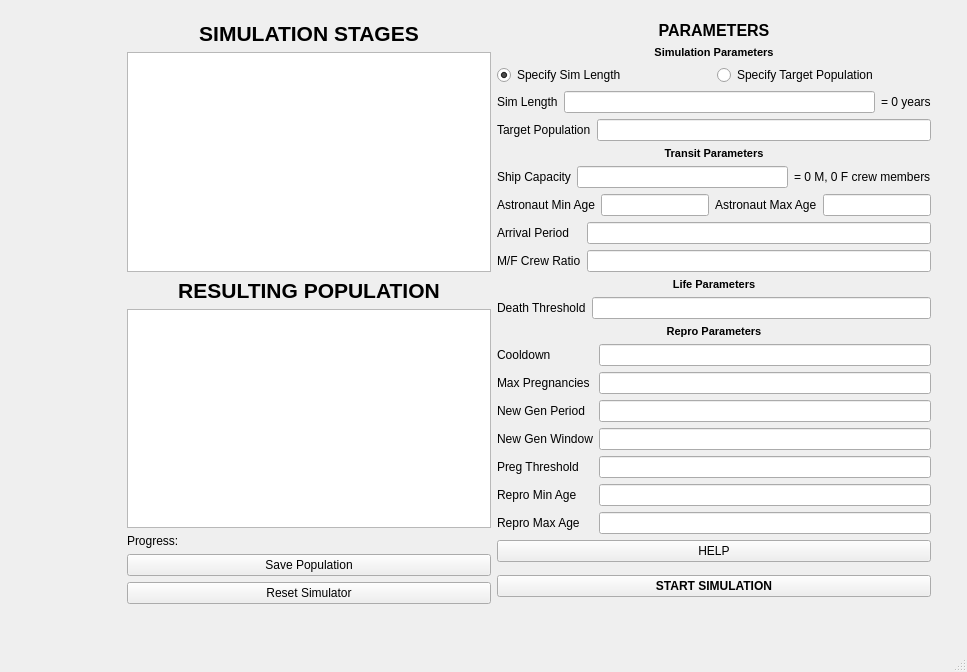
Qt form colonysim.ui (matejpoliacek/mars_colonist_simulator) before a commit.
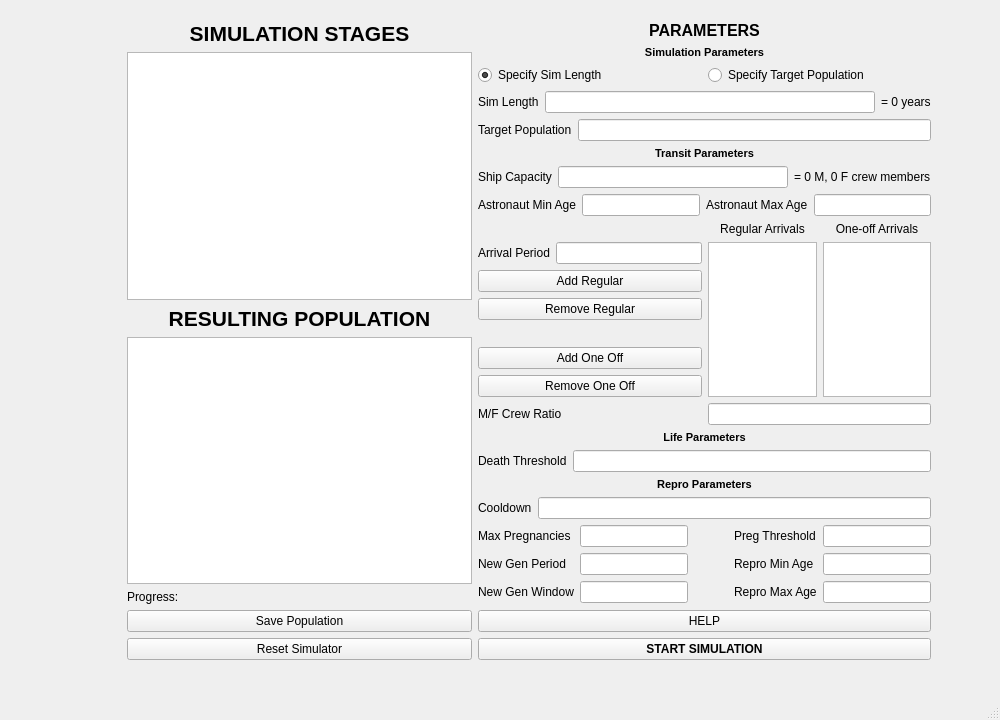
The same form after that commit.

Commit message: update GUI and replace death prob with exponential

Diff of the .ui file:
```diff
--- a/colonysim.ui
+++ b/colonysim.ui
@@ -6,13 +6,13 @@
    <rect>
     <x>0</x>
     <y>0</y>
-    <width>967</width>
-    <height>672</height>
+    <width>1000</width>
+    <height>720</height>
    </rect>
   </property>
   <property name="maximumSize">
    <size>
-    <width>1200</width>
+    <width>1000</width>
     <height>720</height>
    </size>
   </property>
@@ -26,10 +26,13 @@
       <x>10</x>
       <y>10</y>
       <width>932</width>
-      <height>605</height>
+      <height>681</height>
      </rect>
     </property>
-    <layout class="QHBoxLayout" name="horizontalLayout_3">
+    <layout class="QHBoxLayout" name="horizontalLayout_3" stretch="0,0,0,0">
+     <property name="sizeConstraint">
+      <enum>QLayout::SetDefaultConstraint</enum>
+     </property>
      <item>
       <widget class="QLabel" name="result_label">
        <property name="enabled">
@@ -125,6 +128,22 @@
          </property>
         </widget>
        </item>
+       <item>
+        <spacer name="verticalSpacer_5">
+         <property name="orientation">
+          <enum>Qt::Vertical</enum>
+         </property>
+         <property name="sizeType">
+          <enum>QSizePolicy::Fixed</enum>
+         </property>
+         <property name="sizeHint" stdset="0">
+          <size>
+           <width>20</width>
+           <height>20</height>
+          </size>
+         </property>
+        </spacer>
+       </item>
       </layout>
      </item>
      <item>
@@ -132,80 +151,83 @@
      </item>
      <item>
       <layout class="QGridLayout" name="gridLayout">
-       <item row="14" column="0">
-        <layout class="QFormLayout" name="formLayout_2">
+       <item row="11" column="0">
+        <widget class="QLabel" name="labelLifeHeader">
+         <property name="font">
+          <font>
+           <pointsize>8</pointsize>
+           <weight>75</weight>
+           <bold>true</bold>
+          </font>
+         </property>
+         <property name="text">
+          <string>Life Parameters</string>
+         </property>
+         <property name="alignment">
+          <set>Qt::AlignCenter</set>
+         </property>
+        </widget>
+       </item>
+       <item row="0" column="0">
+        <widget class="QLabel" name="labelParam">
+         <property name="font">
+          <font>
+           <pointsize>12</pointsize>
+           <weight>75</weight>
+           <bold>true</bold>
+          </font>
+         </property>
+         <property name="text">
+          <string>PARAMETERS</string>
+         </property>
+         <property name="alignment">
+          <set>Qt::AlignCenter</set>
+         </property>
+        </widget>
+       </item>
+       <item row="12" column="0">
+        <layout class="QFormLayout" name="formLayout_5">
          <item row="0" column="0">
-          <widget class="QLabel" name="labelCooldown">
+          <widget class="QLabel" name="labelDeathThresh">
            <property name="text">
-            <string>Cooldown</string>
+            <string>Death Threshold</string>
            </property>
           </widget>
          </item>
          <item row="0" column="1">
-          <widget class="QLineEdit" name="lineEdit_cooldown"/>
-         </item>
-         <item row="1" column="0">
-          <widget class="QLabel" name="labelMaxPreg">
-           <property name="text">
-            <string>Max Pregnancies</string>
-           </property>
-          </widget>
-         </item>
-         <item row="1" column="1">
-          <widget class="QLineEdit" name="lineEdit_maxPreg"/>
-         </item>
-         <item row="2" column="0">
-          <widget class="QLabel" name="labelNewGenPeriod">
-           <property name="text">
-            <string>New Gen Period</string>
-           </property>
-          </widget>
-         </item>
-         <item row="2" column="1">
-          <widget class="QLineEdit" name="lineEdit_newGenPeriod"/>
-         </item>
-         <item row="3" column="0">
-          <widget class="QLabel" name="labelNewGenWindow">
-           <property name="text">
-            <string>New Gen Window</string>
-           </property>
-          </widget>
-         </item>
-         <item row="3" column="1">
-          <widget class="QLineEdit" name="lineEdit_newGenWindow"/>
-         </item>
-         <item row="4" column="0">
-          <widget class="QLabel" name="labelPregThresh">
-           <property name="text">
-            <string>Preg Threshold</string>
-           </property>
-          </widget>
-         </item>
-         <item row="4" column="1">
-          <widget class="QLineEdit" name="lineEdit_pregThresh"/>
-         </item>
-         <item row="5" column="0">
-          <widget class="QLabel" name="labelReproMinAge">
-           <property name="text">
-            <string>Repro Min Age</string>
-           </property>
-          </widget>
-         </item>
-         <item row="5" column="1">
-          <widget class="QLineEdit" name="lineEdit_reproMinAge"/>
-         </item>
-         <item row="6" column="0">
-          <widget class="QLabel" name="labelReproMaxAge">
-           <property name="text">
-            <string>Repro Max Age</string>
-           </property>
-          </widget>
-         </item>
-         <item row="6" column="1">
-          <widget class="QLineEdit" name="lineEdit_reproMaxAge"/>
+          <widget class="QLineEdit" name="lineEdit_deathThresh"/>
          </item>
         </layout>
        </item>
+       <item row="48" column="0">
+        <widget class="QPushButton" name="pushButtonStart">
+         <property name="font">
+          <font>
+           <weight>75</weight>
+           <bold>true</bold>
+          </font>
+         </property>
+         <property name="text">
+          <string>START SIMULATION</string>
+         </property>
+        </widget>
+       </item>
+       <item row="50" column="0">
+        <spacer name="verticalSpacer">
+         <property name="orientation">
+          <enum>Qt::Vertical</enum>
+         </property>
+         <property name="sizeType">
+          <enum>QSizePolicy::Fixed</enum>
+         </property>
+         <property name="sizeHint" stdset="0">
+          <size>
+           <width>20</width>
+           <height>20</height>
+          </size>
+         </property>
+        </spacer>
+       </item>
        <item row="5" column="0">
         <layout class="QHBoxLayout" name="horizontalLayout_5">
          <item>
@@ -220,23 +242,6 @@
          </item>
         </layout>
        </item>
-       <item row="13" column="0">
-        <widget class="QLabel" name="labelRepro">
-         <property name="font">
-          <font>
-           <pointsize>8</pointsize>
-           <weight>75</weight>
-           <bold>true</bold>
-          </font>
-         </property>
-         <property name="text">
-          <string>Repro Parameters</string>
-         </property>
-         <property name="alignment">
-          <set>Qt::AlignCenter</set>
-         </property>
-        </widget>
-       </item>
        <item row="9" column="0">
         <layout class="QHBoxLayout" name="horizontalLayout_6">
          <item>
@@ -265,30 +270,44 @@
          </item>
         </layout>
        </item>
-       <item row="10" column="0">
-        <layout class="QFormLayout" name="formLayout">
-         <item row="2" column="0">
-          <widget class="QLabel" name="labelCrewRatio">
+       <item row="4" column="0">
+        <layout class="QHBoxLayout" name="horizontalLayout">
+         <item>
+          <widget class="QLabel" name="labelSimLength">
            <property name="text">
-            <string>M/F Crew Ratio</string>
+            <string>Sim Length</string>
            </property>
           </widget>
          </item>
-         <item row="1" column="0">
-          <widget class="QLabel" name="labelArrival">
+         <item>
+          <widget class="QLineEdit" name="lineEdit_simLength"/>
+         </item>
+         <item>
+          <widget class="QLabel" name="label_simYears">
            <property name="text">
-            <string>Arrival Period</string>
+            <string>= 0 years</string>
            </property>
           </widget>
          </item>
-         <item row="1" column="1">
-          <widget class="QLineEdit" name="lineEdit_arrival"/>
-         </item>
-         <item row="2" column="1">
-          <widget class="QLineEdit" name="lineEdit_crewRatio"/>
-         </item>
         </layout>
        </item>
+       <item row="6" column="0">
+        <widget class="QLabel" name="labelTransitHeader">
+         <property name="font">
+          <font>
+           <pointsize>8</pointsize>
+           <weight>75</weight>
+           <bold>true</bold>
+          </font>
+         </property>
+         <property name="text">
+          <string>Transit Parameters</string>
+         </property>
+         <property name="alignment">
+          <set>Qt::AlignCenter</set>
+         </property>
+        </widget>
+       </item>
        <item row="8" column="0">
         <layout class="QVBoxLayout" name="verticalLayout_2">
          <item>
@@ -314,77 +333,224 @@
          </item>
         </layout>
        </item>
-       <item row="11" column="0">
-        <widget class="QLabel" name="labelLifeHeader">
-         <property name="font">
-          <font>
-           <pointsize>8</pointsize>
-           <weight>75</weight>
-           <bold>true</bold>
-          </font>
-         </property>
-         <property name="text">
-          <string>Life Parameters</string>
-         </property>
-         <property name="alignment">
-          <set>Qt::AlignCenter</set>
-         </property>
-        </widget>
+       <item row="10" column="0">
+        <layout class="QGridLayout" name="gridLayout_2">
+         <item row="1" column="1">
+          <layout class="QVBoxLayout" name="verticalLayout_6">
+           <item>
+            <spacer name="verticalSpacer_4">
+             <property name="orientation">
+              <enum>Qt::Vertical</enum>
+             </property>
+             <property name="sizeHint" stdset="0">
+              <size>
+               <width>20</width>
+               <height>40</height>
+              </size>
+             </property>
+            </spacer>
+           </item>
+           <item>
+            <layout class="QHBoxLayout" name="horizontalLayout_8">
+             <item>
+              <widget class="QLabel" name="labelArrival">
+               <property name="text">
+                <string>Arrival Period</string>
+               </property>
+              </widget>
+             </item>
+             <item>
+              <widget class="QLineEdit" name="lineEdit_arrival"/>
+             </item>
+            </layout>
+           </item>
+           <item>
+            <widget class="QPushButton" name="pushButtonAddArrivalRegular">
+             <property name="text">
+              <string>Add Regular</string>
+             </property>
+            </widget>
+           </item>
+           <item>
+            <widget class="QPushButton" name="pushButtonRemoveArrivalRegular">
+             <property name="text">
+              <string>Remove Regular</string>
+             </property>
+            </widget>
+           </item>
+           <item>
+            <spacer name="verticalSpacer_2">
+             <property name="orientation">
+              <enum>Qt::Vertical</enum>
+             </property>
+             <property name="sizeHint" stdset="0">
+              <size>
+               <width>20</width>
+               <height>40</height>
+              </size>
+             </property>
+            </spacer>
+           </item>
+           <item>
+            <widget class="QPushButton" name="pushButtonAddArrivalOneOff">
+             <property name="text">
+              <string>Add One Off</string>
+             </property>
+            </widget>
+           </item>
+           <item>
+            <widget class="QPushButton" name="pushButtonRemoveArrivalOneOff">
+             <property name="text">
+              <string>Remove One Off</string>
+             </property>
+            </widget>
+           </item>
+          </layout>
+         </item>
+         <item row="1" column="2">
+          <layout class="QGridLayout" name="gridLayout_3">
+           <property name="sizeConstraint">
+            <enum>QLayout::SetDefaultConstraint</enum>
+           </property>
+           <item row="1" column="1">
+            <widget class="QListWidget" name="list_arrivals_oneOff">
+             <property name="enabled">
+              <bool>true</bool>
+             </property>
+             <property name="sizeAdjustPolicy">
+              <enum>QAbstractScrollArea::AdjustToContents</enum>
+             </property>
+            </widget>
+           </item>
+           <item row="0" column="1">
+            <widget class="QLabel" name="label_4">
+             <property name="text">
+              <string>One-off Arrivals</string>
+             </property>
+             <property name="alignment">
+              <set>Qt::AlignCenter</set>
+             </property>
+            </widget>
+           </item>
+           <item row="1" column="0">
+            <widget class="QListWidget" name="list_arrivals_regular">
+             <property name="sizeAdjustPolicy">
+              <enum>QAbstractScrollArea::AdjustToContents</enum>
+             </property>
+            </widget>
+           </item>
+           <item row="0" column="0">
+            <widget class="QLabel" name="label_3">
+             <property name="text">
+              <string>Regular Arrivals</string>
+             </property>
+             <property name="alignment">
+              <set>Qt::AlignCenter</set>
+             </property>
+            </widget>
+           </item>
+          </layout>
+         </item>
+         <item row="5" column="1">
+          <widget class="QLabel" name="labelCrewRatio">
+           <property name="text">
+            <string>M/F Crew Ratio</string>
+           </property>
+          </widget>
+         </item>
+         <item row="5" column="2">
+          <widget class="QLineEdit" name="lineEdit_crewRatio"/>
+         </item>
+        </layout>
        </item>
-       <item row="0" column="0">
-        <widget class="QLabel" name="labelParam">
-         <property name="font">
-          <font>
-           <pointsize>12</pointsize>
-           <weight>75</weight>
-           <bold>true</bold>
-          </font>
-         </property>
-         <property name="text">
-          <string>PARAMETERS</string>
-         </property>
-         <property name="alignment">
-          <set>Qt::AlignCenter</set>
-         </property>
-        </widget>
+       <item row="15" column="0">
+        <layout class="QGridLayout" name="gridLayout_5">
+         <item row="1" column="1">
+          <widget class="QLineEdit" name="lineEdit_maxPreg"/>
+         </item>
+         <item row="2" column="1">
+          <widget class="QLineEdit" name="lineEdit_newGenPeriod"/>
+         </item>
+         <item row="2" column="2">
+          <spacer name="horizontalSpacer">
+           <property name="orientation">
+            <enum>Qt::Horizontal</enum>
+           </property>
+           <property name="sizeHint" stdset="0">
+            <size>
+             <width>40</width>
+             <height>20</height>
+            </size>
+           </property>
+          </spacer>
+         </item>
+         <item row="3" column="0">
+          <widget class="QLabel" name="labelNewGenWindow">
+           <property name="text">
+            <string>New Gen Window</string>
+           </property>
+          </widget>
+         </item>
+         <item row="2" column="0">
+          <widget class="QLabel" name="labelNewGenPeriod">
+           <property name="text">
+            <string>New Gen Period</string>
+           </property>
+          </widget>
+         </item>
+         <item row="3" column="1">
+          <widget class="QLineEdit" name="lineEdit_newGenWindow"/>
+         </item>
+         <item row="1" column="3">
+          <widget class="QLabel" name="labelPregThresh">
+           <property name="text">
+            <string>Preg Threshold</string>
+           </property>
+          </widget>
+         </item>
+         <item row="1" column="0">
+          <widget class="QLabel" name="labelMaxPreg">
+           <property name="text">
+            <string>Max Pregnancies</string>
+           </property>
+          </widget>
+         </item>
+         <item row="1" column="4">
+          <widget class="QLineEdit" name="lineEdit_pregThresh"/>
+         </item>
+         <item row="2" column="3">
+          <widget class="QLabel" name="labelReproMinAge">
+           <property name="text">
+            <string>Repro Min Age</string>
+           </property>
+          </widget>
+         </item>
+         <item row="2" column="4">
+          <widget class="QLineEdit" name="lineEdit_reproMinAge"/>
+         </item>
+         <item row="3" column="3">
+          <widget class="QLabel" name="labelReproMaxAge">
+           <property name="text">
+            <string>Repro Max Age</string>
+           </property>
+          </widget>
+         </item>
+         <item row="3" column="4">
+          <widget class="QLineEdit" name="lineEdit_reproMaxAge"/>
+         </item>
+        </layout>
        </item>
-       <item row="46" column="0">
-        <widget class="QPushButton" name="pushButtonStart">
+       <item row="13" column="0">
+        <widget class="QLabel" name="labelRepro">
          <property name="font">
           <font>
-           <weight>75</weight>
-           <bold>true</bold>
-          </font>
-         </property>
-         <property name="text">
-          <string>START SIMULATION</string>
-         </property>
-        </widget>
-       </item>
-       <item row="45" column="0">
-        <spacer name="verticalSpacer_3">
-         <property name="orientation">
-          <enum>Qt::Vertical</enum>
-         </property>
-         <property name="sizeHint" stdset="0">
-          <size>
-           <width>20</width>
-           <height>40</height>
-          </size>
-         </property>
-        </spacer>
-       </item>
-       <item row="1" column="0">
-        <widget class="QLabel" name="labelSimHeader">
-         <property name="font">
-          <font>
            <pointsize>8</pointsize>
            <weight>75</weight>
            <bold>true</bold>
           </font>
          </property>
          <property name="text">
-          <string>Simulation Parameters</string>
+          <string>Repro Parameters</string>
          </property>
          <property name="alignment">
           <set>Qt::AlignCenter</set>
@@ -415,29 +581,39 @@
          </item>
         </layout>
        </item>
-       <item row="4" column="0">
-        <layout class="QHBoxLayout" name="horizontalLayout">
-         <item>
-          <widget class="QLabel" name="labelSimLength">
+       <item row="14" column="0">
+        <layout class="QFormLayout" name="formLayout_3">
+         <item row="0" column="0">
+          <widget class="QLabel" name="labelCooldown">
            <property name="text">
-            <string>Sim Length</string>
+            <string>Cooldown</string>
            </property>
           </widget>
          </item>
-         <item>
-          <widget class="QLineEdit" name="lineEdit_simLength"/>
-         </item>
-         <item>
-          <widget class="QLabel" name="label_simYears">
-           <property name="text">
-            <string>= 0 years</string>
-           </property>
-          </widget>
+         <item row="0" column="1">
+          <widget class="QLineEdit" name="lineEdit_cooldown"/>
          </item>
         </layout>
        </item>
-       <item row="48" column="0">
-        <spacer name="verticalSpacer">
+       <item row="1" column="0">
+        <widget class="QLabel" name="labelSimHeader">
+         <property name="font">
+          <font>
+           <pointsize>8</pointsize>
+           <weight>75</weight>
+           <bold>true</bold>
+          </font>
+         </property>
+         <property name="text">
+          <string>Simulation Parameters</string>
+         </property>
+         <property name="alignment">
+          <set>Qt::AlignCenter</set>
+         </property>
+        </widget>
+       </item>
+       <item row="46" column="0">
+        <spacer name="verticalSpacer_3">
          <property name="orientation">
           <enum>Qt::Vertical</enum>
          </property>
@@ -449,44 +625,13 @@
          </property>
         </spacer>
        </item>
-       <item row="12" column="0">
-        <layout class="QFormLayout" name="formLayout_5">
-         <item row="0" column="0">
-          <widget class="QLabel" name="labelDeathThresh">
-           <property name="text">
-            <string>Death Threshold</string>
-           </property>
-          </widget>
-         </item>
-         <item row="0" column="1">
-          <widget class="QLineEdit" name="lineEdit_deathThresh"/>
-         </item>
-        </layout>
-       </item>
-       <item row="15" column="0">
+       <item row="47" column="0">
         <widget class="QPushButton" name="pushButtonHelp">
          <property name="text">
           <string>HELP</string>
          </property>
         </widget>
        </item>
-       <item row="6" column="0">
-        <widget class="QLabel" name="labelTransitHeader">
-         <property name="font">
-          <font>
-           <pointsize>8</pointsize>
-           <weight>75</weight>
-           <bold>true</bold>
-          </font>
-         </property>
-         <property name="text">
-          <string>Transit Parameters</string>
-         </property>
-         <property name="alignment">
-          <set>Qt::AlignCenter</set>
-         </property>
-        </widget>
-       </item>
       </layout>
      </item>
     </layout>
```
The commit also changes 4 other files.
